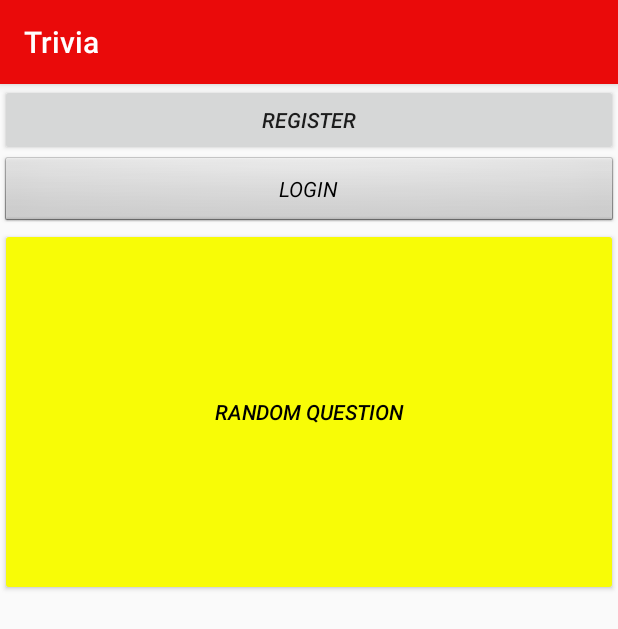
After one commit to aslkdjsalkdjlsakjdlksajdlkasjd/trivia, an Android app: the AnswerActivity screen opened directly, with no data from a screen before it, on a phone screen of 412 x 824 dp. The commit adds this screen. Shown: the top 629 px of the screen. Run offline under Robolectric (Android 15) with nearby library versions, the phone set to English and light mode, and no system bars; our stand-ins replace Firebase (no records; nobody signed in at launch, a user with empty details on screens opened directly), Volley; network calls fail; 2 statements that could not run were skipped.

Commit message:
final commit

```diff
--- a/app/src/main/AndroidManifest.xml
+++ b/app/src/main/AndroidManifest.xml
@@ -1,6 +1,8 @@
 <?xml version="1.0" encoding="utf-8"?>
 <manifest xmlns:android="http://schemas.android.com/apk/res/android"
     package="com.example.s156543.trivia">
+
+    <uses-permission android:name="android.permission.INTERNET" />
 
     <application
         android:allowBackup="true"
@@ -16,6 +18,7 @@
                 <category android:name="android.intent.category.LAUNCHER" />
             </intent-filter>
         </activity>
+        <activity android:name=".AnswerActivity"></activity>
     </application>
 
 </manifest>
--- /dev/null
+++ b/app/src/main/java/com/example/s156543/trivia/AnswerActivity.java
@@ -0,0 +1,76 @@
+
+package com.example.s156543.trivia;
+
+import android.content.Context;
+import android.content.Intent;
+import android.support.v7.app.AppCompatActivity;
+import android.os.Bundle;
+import android.view.View;
+import android.widget.AdapterView;
+import android.widget.ArrayAdapter;
+import android.widget.ListView;
+import android.widget.TextView;
+import android.widget.Toast;
+
+import com.google.firebase.database.DatabaseReference;
+import com.google.firebase.database.FirebaseDatabase;
+import com.google.firebase.database.Logger;
+
+import org.json.JSONArray;
+import org.json.JSONException;
+import org.json.JSONObject;
+
+import java.util.ArrayList;
+import java.util.Objects;
+
+public class AnswerActivity extends AppCompatActivity implements QuestionRequest.Callback {
+    Context context;
+    Question q = null;
+
+    @Override
+    protected void onCreate(Bundle savedInstanceState) {
+        super.onCreate(savedInstanceState);
+        setContentView(R.layout.activity_main);
+
+        //ListView QListView = findViewById(R.id.questionList);
+        // QListView.setOnItemClickListener(new ListViewClickListener());
+        QuestionRequest request = new QuestionRequest(this);
+        request.getQuestions(this);
+        context = this;
+
+    }
+
+
+//        }
+public void gotQuestions(JSONArray question) {
+
+
+    try {
+       q = new Question(question.getJSONArray(0).getJSONObject(0));
+    } catch (JSONException e) {
+        e.printStackTrace();
+    }
+
+    TextView tv = findViewById(R.id.question);
+    tv.setText(q.getQuestion());
+}
+
+
+public void gotQuestionsError(String message) {
+    int duration = Toast.LENGTH_LONG;
+    Toast toast = Toast.makeText(this, message, duration);
+    toast.show();
+}
+
+public void writeAnswer(View view){
+        TextView answerView = findViewById(R.id.answer);
+        String a = Objects.toString(answerView.getText());
+
+        if (a.equals(q.getAnswer())){
+
+        finish();
+    }
+}
+
+
+}
--- /dev/null
+++ b/app/src/main/java/com/example/s156543/trivia/QuestionRequest.java
@@ -0,0 +1,86 @@
+package com.example.s156543.trivia;
+
+import android.content.Context;
+
+import org.json.JSONArray;
+import org.json.JSONException;
+import org.json.JSONObject;
+
+import java.util.ArrayList;
+
+import com.android.volley.RequestQueue;
+import com.android.volley.Response;
+
+import com.android.volley.VolleyError;
+import com.android.volley.toolbox.JsonObjectRequest;
+import com.android.volley.toolbox.Volley;
+
+
+/**
+ * Created by s156543 on 17-3-2018.
+ */
+
+public class QuestionRequest implements
+        Response.Listener<JSONObject>, Response.ErrorListener{
+
+    Context context;
+    Callback callback;
+
+    public QuestionRequest(Context c) {
+
+        context = c;
+    }
+
+
+    @Override
+    public void onErrorResponse(VolleyError error) {
+        callback.gotQuestionsError(error.getMessage());
+    }
+
+
+
+    @Override
+    public void onResponse(JSONObject response) {
+
+        JSONArray a = null;
+        JSONObject o = null;
+        try {
+            a = response.getJSONArray("questions");
+        } catch (JSONException e) {
+            e.printStackTrace();
+            return;
+        }
+
+//        try {
+//            o = a.getJSONObject(0);
+//        } catch (JSONException e) {
+//            e.printStackTrace();
+//        }
+//        ArrayList<Question> questions = new ArrayList<>();
+//
+//        for( int i = 0; i < a.length(); i++){
+//            try {
+//                questions.add(new Question(a.getJSONObject(i)));
+//            } catch (JSONException e) {
+//
+//            }
+//        }
+        callback.gotQuestions(a);
+    }
+
+
+    public interface Callback {
+        void gotQuestions(JSONArray questions);
+        void gotQuestionsError(String message);
+
+    }
+
+    public void getQuestions(Callback activity){
+        callback = activity;
+        RequestQueue queue = Volley.newRequestQueue(context);
+        String url = "http://jservice.io/api/random";
+
+        JsonObjectRequest jsonObjectRequest = new JsonObjectRequest(url, null, this, this);
+        queue.add(jsonObjectRequest);
+    }
+}
--- a/app/src/main/res/layout/activity_main.xml
+++ b/app/src/main/res/layout/activity_main.xml
@@ -1,18 +1,38 @@
 <?xml version="1.0" encoding="utf-8"?>
-<android.support.constraint.ConstraintLayout xmlns:android="http://schemas.android.com/apk/res/android"
+<LinearLayout xmlns:android="http://schemas.android.com/apk/res/android"
     xmlns:app="http://schemas.android.com/apk/res-auto"
     xmlns:tools="http://schemas.android.com/tools"
     android:layout_width="match_parent"
     android:layout_height="match_parent"
+    android:orientation="vertical"
     tools:context="com.example.s156543.trivia.MainActivity">
 
-    <TextView
-        android:layout_width="wrap_content"
+    <Button
+        android:id="@+id/register"
+        android:layout_width="match_parent"
         android:layout_height="wrap_content"
-        android:text="Hello World!"
-        app:layout_constraintBottom_toBottomOf="parent"
-        app:layout_constraintLeft_toLeftOf="parent"
-        app:layout_constraintRight_toRightOf="parent"
-        app:layout_constraintTop_toTopOf="parent" />
+        android:onClick="register"
+        android:text="REGISTER"
+        android:textStyle="italic" />
 
-</android.support.constraint.ConstraintLayout>
+    <Button
+        android:id="@+id/login"
+        style="@android:style/Widget.Button"
+        android:layout_width="match_parent"
+        android:layout_height="wrap_content"
+        android:onClick="login"
+        android:text="LOGIN"
+        android:textColor="@android:color/black"
+        android:textStyle="italic" />
+
+    <Button
+        android:id="@+id/random"
+        style="@style/Widget.AppCompat.Button.Colored"
+        android:layout_width="match_parent"
+        android:layout_height="245dp"
+        android:onClick="clickRandom"
+        android:text="RANDOM QUESTION"
+        android:textColor="@android:color/black"
+        android:textStyle="italic" />
+
+</LinearLayout>
--- a/app/src/main/res/values/colors.xml
+++ b/app/src/main/res/values/colors.xml
@@ -1,6 +1,8 @@
 <?xml version="1.0" encoding="utf-8"?>
 <resources>
-    <color name="colorPrimary">#3F51B5</color>
-    <color name="colorPrimaryDark">#303F9F</color>
-    <color name="colorAccent">#FF4081</color>
+    <color name="colorPrimary">#ea0a0a</color>
+    <color name="colorPrimaryDark">#0307ff</color>
+    <color name="colorAccent">#f8fc06</color>
+    <color name="colorBackground">#AF79E7</color>
+
 </resources>
--- a/app/src/main/res/values/styles.xml
+++ b/app/src/main/res/values/styles.xml
@@ -6,6 +6,7 @@
         <item name="colorPrimary">@color/colorPrimary</item>
         <item name="colorPrimaryDark">@color/colorPrimaryDark</item>
         <item name="colorAccent">@color/colorAccent</item>
+        <!-- <item name="colorBackground">@color/colorBackground</item> -->
     </style>
 
 </resources>
--- a/build.gradle
+++ b/build.gradle
@@ -12,6 +12,7 @@ buildscript {
 
         // NOTE: Do not place your application dependencies here; they belong
         // in the individual module build.gradle files
+        classpath 'com.google.gms:google-services:3.1.0'
     }
 }
 
```
Also changed, not shown: app/build.gradle (+11 -0 lines), app/src/main/java/com/example/s156543/trivia/MainActivity.java (+117 -1 lines), app/src/main/java/com/example/s156543/trivia/Question.java (added, +86 -0 lines), app/src/main/java/com/example/s156543/trivia/QuestionAdapter.java (added, +42 -0 lines), app/src/main/res/layout/activity_answer.xml (added, +27 -0 lines), app/src/main/res/layout/question_item.xml (added, +12 -0 lines).
